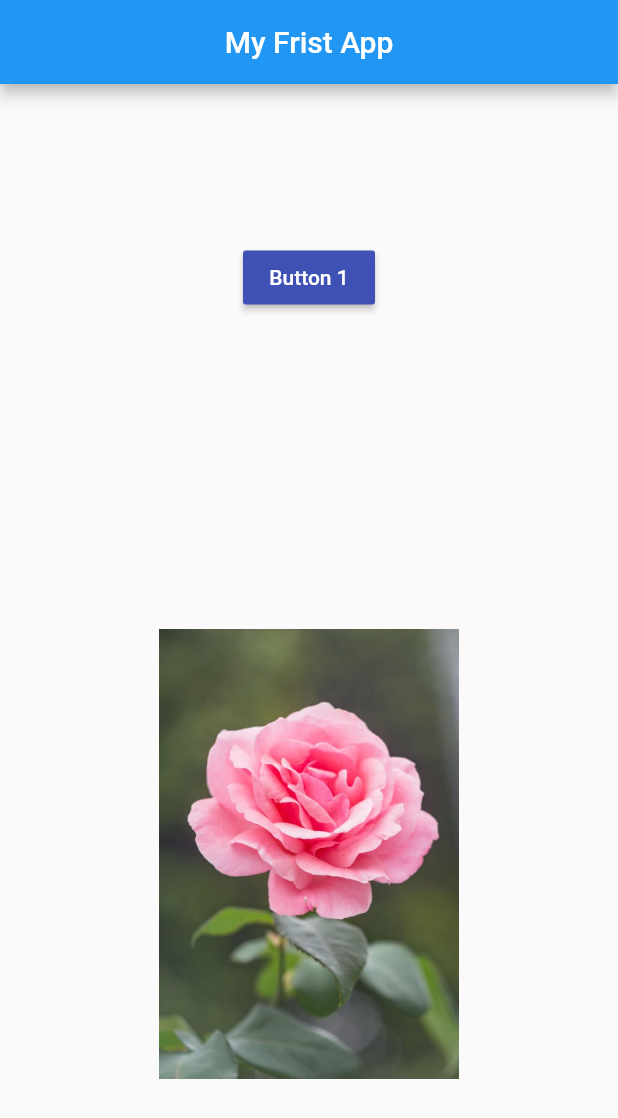
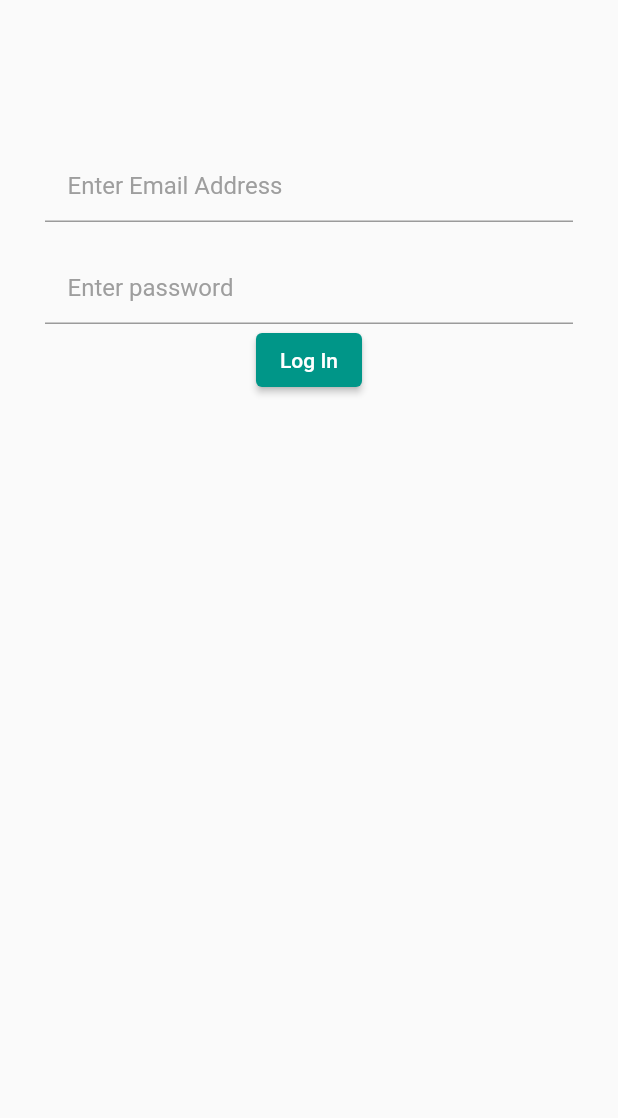
Before and after one commit to ttcapp/salauddin, a Flutter app: the screen it shows after launch, on a phone screen of 412 x 824 dp. Shown: the top 1118 px of the screen. Run offline on Flutter 3.47's test engine with Material 2 defaults, Android fonts, the phone set to English and light mode, and no system bars; missing offline and left inert: slide_drawer.

Commit message:
04 Nov 2021

```diff
--- a/lib/course.dart
+++ b/lib/course.dart
@@ -21,6 +21,7 @@ class _CourseState extends State<Course> {
         children: [
           Row(
             children: [
+
             ],
           )
         ],
--- /dev/null
+++ b/lib/log_in.dart
@@ -0,0 +1,99 @@
+import 'package:flutter/material.dart';
+import 'package:salauddin/course.dart';
+import 'package:salauddin/home_page.dart';
+import 'package:salauddin/main.dart';
+class LogIn extends StatefulWidget {
+  const LogIn({Key? key}) : super(key: key);
+
+  @override
+  _LogInState createState() => _LogInState();
+}
+String _email="bappymehedihasan5@gmail.com";
+String _password="105534sm";
+final _formkey= GlobalKey<FormState>();
+
+class _LogInState extends State<LogIn> {
+  @override
+  Widget build(BuildContext context) {
+    return Scaffold(
+      body: Padding(
+        padding:  EdgeInsets.only(
+          top: 40, left: 30, right: 30
+        ),
+        child: Form(
+          key: _formkey,
+          child: Column(
+            children: [
+              SizedBox(height: 60,),
+              TextFormField(
+                validator: (text){
+                  if(text == null || text.isEmpty){
+                    return "This field is empty";
+                  }
+                  else if(text != _email){
+                    return"Incorrect Email";
+                  }
+                },
+                decoration: InputDecoration(
+                  hintText: "Enter Email Address",
+                  hintStyle: TextStyle(color: Colors.grey),
+                  contentPadding: EdgeInsets.only(left: 15),
+                  focusedBorder: OutlineInputBorder(
+                    borderSide: BorderSide(
+                      color: Colors.teal
+                    ),
+                    borderRadius: BorderRadius.circular(8),
+                  )
+
+
+                ),
+
+              ),
+              SizedBox(
+              height: 20,
+              ),
+              TextFormField( validator: (text){
+                if(text == null || text.isEmpty){
+                  return "This field is empty";
+                }
+                else if(text != _password){
+                  return"Incorrect password";
+                }
+              },
+                obscureText: true,
+                decoration: InputDecoration(
+                    hintText: "Enter password ",
+                    hintStyle: TextStyle(color: Colors.grey),
+                    contentPadding: EdgeInsets.only(left: 15),
+                    focusedBorder: OutlineInputBorder(
+                      borderSide: BorderSide(
+                          color: Colors.teal
+                      ),
+                      borderRadius: BorderRadius.circular(8),
+                    )
+
+
+                ),
+
+              ),
+              ElevatedButton(
+                style: ElevatedButton.styleFrom(
+                  primary: Colors.teal
+                ),
+                  onPressed: (){
+                  if(_formkey.currentState! .validate()){
+                    Navigator.push(context,
+                        MaterialPageRoute(builder: (context)=>MyHomePage()));
+
+
+                  }
+
+                  },
+                  child: Text("Log In"))
+            ],
+          ),
+        ),
+      ),
+    );
+  }
+}
--- a/lib/main.dart
+++ b/lib/main.dart
@@ -1,72 +1,21 @@
+import 'dart:math';
 
 import 'package:flutter/material.dart';
-import 'package:salauddin/secondpage.dart';
-import 'package:salauddin/third.dart';
+import 'package:salauddin/log_in.dart';
 
-void main(){
-  runApp(const MyApp());
 
+void main() {
+  runApp( MyApp());
 }
-String btnText="Button 1";
-String btnText2="Button 2";
-String btnText3="Button 3";
-
-Color btnClr1= Colors.indigo;
-Color btnClr2= Colors.black87;
-Color btnClr3= Colors.teal;
 class MyApp extends StatelessWidget {
-  const MyApp({Key? key}) : super(key: key);
-
+  MyApp({Key? key}) : super(key: key);
+  final navigatorKey = GlobalKey<NavigatorState>();
   @override
   Widget build(BuildContext context) {
-    return MaterialApp(
-      home: MyHomePage(),
-    );
+    return
+      MaterialApp(
+        navigatorKey: navigatorKey,
+        home:  LogIn(),
+      );
   }
 }
-
-class MyHomePage extends StatefulWidget {
-  const MyHomePage({Key? key}) : super(key: key);
-
-  @override
-  _MyHomePageState createState() => _MyHomePageState();
-}
-
-class _MyHomePageState extends State<MyHomePage> {
-  @override
-  Widget build(BuildContext context) {
-    return Scaffold(
-      appBar: AppBar(
-        centerTitle: true,
-        title: Text("My Frist App"),
-      ),
-      body: Container(
-        child: Align(
-          alignment: Alignment.center,
-          child: Column(
-            mainAxisAlignment: MainAxisAlignment.spaceAround,
-            //crossAxisAlignment: CrossAxisAlignment.center,
-            children: [
-              RaisedButton(
-                  child: Text(btnText,style: TextStyle(color: Colors.white),),
-                  color: btnClr1,
-                  onPressed: (){
-                    setState(() {
-                      Navigator.push(context, MaterialPageRoute(
-                          builder: (context)=>ThirdPage()));
-                    });
-
-                  }),
-             Container(
-               height: 300,
-               width: 400,
-               child: Image.asset("assets/images/image1.jpeg"),
-             )
-
-            ],
-          ),
-        ),
-      ),
-    );
-  }
-}
--- a/lib/third.dart
+++ b/lib/third.dart
@@ -1,5 +1,6 @@
 import 'package:flutter/gestures.dart';
 import 'package:flutter/material.dart';
+import 'package:salauddin/home_page.dart';
 import 'package:salauddin/main.dart';
 
 class ThirdPage extends StatefulWidget {
--- a/pubspec.yaml
+++ b/pubspec.yaml
@@ -23,7 +23,7 @@ environment:
 dependencies:
   flutter:
     sdk: flutter
-
+  slide_drawer: ^1.0.3
 
   # The following adds the Cupertino Icons font to your application.
   # Use with the CupertinoIcons class for iOS style icons.
```
Also changed, not shown: lib/home_body.dart (added, +225 -0 lines), lib/home_page.dart (added, +61 -0 lines), pubspec.lock.
